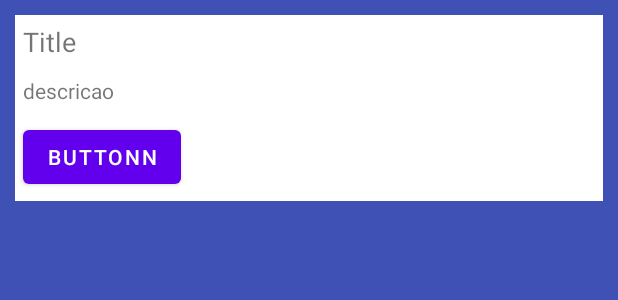
After one commit to davidverde/SmartCities, an Android app: the layout info_window.xml on its own in the app's theme, with its tools: preview values and no code run, on a phone screen of 412 x 824 dp. The commit adds this screen. Shown: the top 300 px of the screen. Run offline under Robolectric (Android 15) with nearby library versions, the light colour scheme and no system bars.

Commit message:
Implementação da info view com detalhe da anomalia

```diff
--- a/app/build.gradle
+++ b/app/build.gradle
@@ -49,6 +49,8 @@ dependencies {
     androidTestImplementation 'androidx.test.ext:junit:1.1.2'
     androidTestImplementation 'androidx.test.espresso:espresso-core:3.3.0'
 
+    implementation 'com.squareup.picasso:picasso:2.71828'
+
     // retrofit
     implementation 'com.google.code.gson:gson:2.8.5'
     implementation 'com.squareup.retrofit2:retrofit:2.4.0'
--- /dev/null
+++ b/app/src/main/res/layout/info_window.xml
@@ -0,0 +1,45 @@
+<?xml version="1.0" encoding="utf-8"?>
+<LinearLayout
+    xmlns:android="http://schemas.android.com/apk/res/android"
+    android:orientation="horizontal"
+    android:layout_width="match_parent"
+    android:layout_height="match_parent"
+    android:background="@color/azulEscuro"
+    android:padding="10dp">
+
+    <LinearLayout
+        android:layout_width="match_parent"
+        android:layout_height="wrap_content"
+        android:background="#FFFFFF"
+        android:orientation="vertical">
+
+        <TextView
+            android:id="@+id/titulo_info"
+            android:layout_width="wrap_content"
+            android:layout_height="wrap_content"
+            android:text="Title"
+            android:textSize="18sp"
+            android:layout_margin="5dp" />
+
+        <TextView
+            android:id="@+id/descricao"
+            android:layout_width="wrap_content"
+            android:layout_height="wrap_content"
+            android:text="descricao"
+            android:layout_margin="5dp"/>
+
+        <ImageView
+            android:id="@+id/imagem"
+            android:layout_width="wrap_content"
+            android:layout_height="wrap_content"
+            />
+
+        <Button
+            android:layout_width="wrap_content"
+            android:layout_height="wrap_content"
+            android:layout_margin="5dp"
+            android:text="BUTTONN"/>
+
+    </LinearLayout>
+
+</LinearLayout>
```
Also changed, not shown: app/src/main/java/com/example/smartcities/MapsActivity.kt (+10 -0 lines), app/src/main/java/com/example/smartcities/infoWindowAdapter.kt (added, +52 -0 lines).
